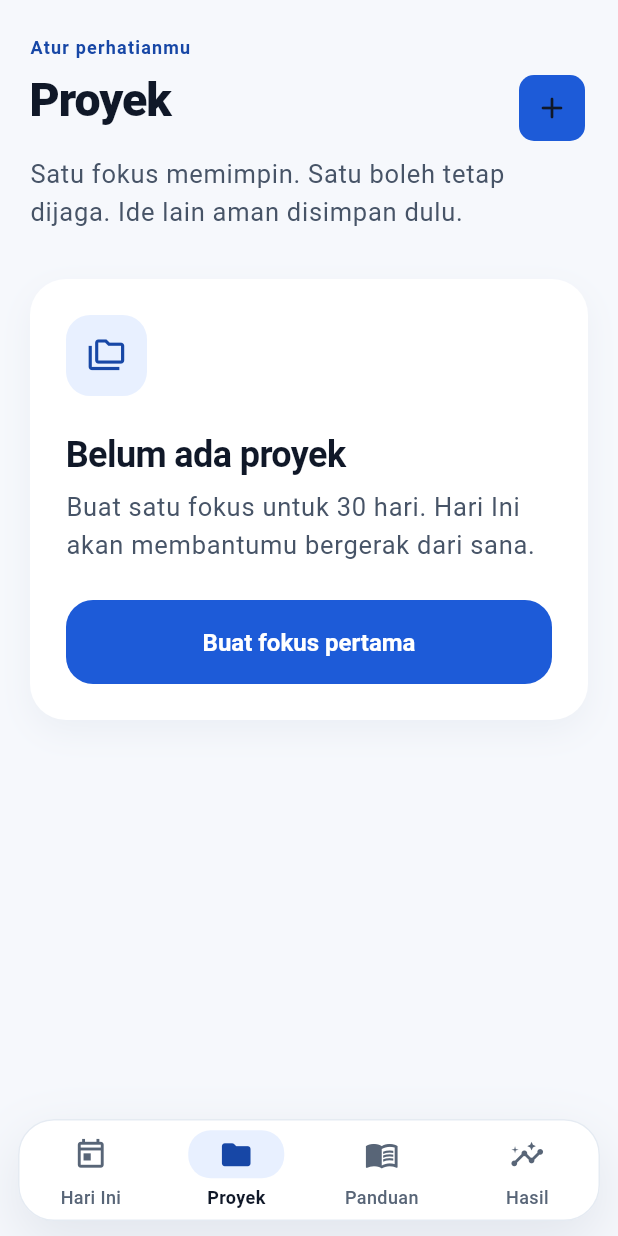
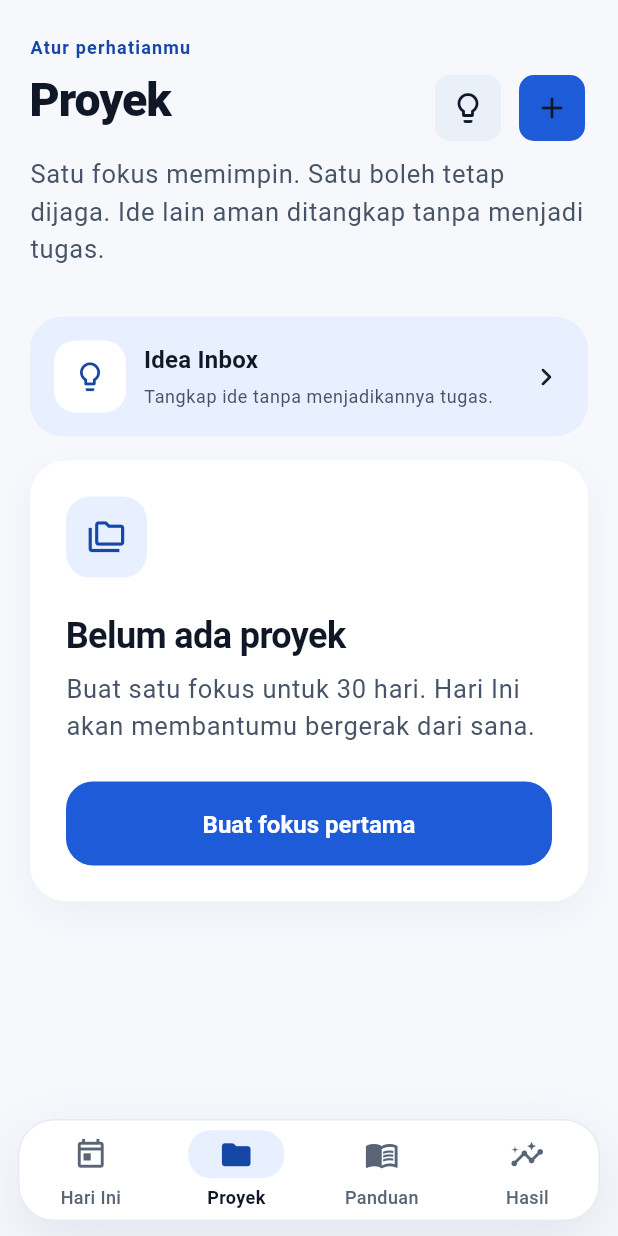
Before and after one commit to kuro-usagi-labs/satu-dulu, a Flutter app: the ProjectsScreen screen opened by its route, on a phone screen of 412 x 824 dp. Run offline on Flutter 3.47's test engine with Material 3 defaults, Android fonts, the phone set to English and light mode, and no system bars; our stand-ins replace drift, drift_flutter, file_picker, flutter_local_notifications, flutter_riverpod, go_router and 1 more; missing offline and left inert: pdfrx; accounts and stored records are empty; generated files the repository leaves out were written again.

Commit message:
feat: integrate Idea Inbox into Projects

```diff
--- a/lib/features/projects/presentation/screens/projects_screen.dart
+++ b/lib/features/projects/presentation/screens/projects_screen.dart
@@ -6,6 +6,7 @@ import 'package:satu_dulu/core/errors/app_exception.dart';
 import 'package:satu_dulu/core/widgets/app_primitives.dart';
 import 'package:satu_dulu/core/widgets/empty_state_card.dart';
 import 'package:satu_dulu/core/widgets/screen_frame.dart';
+import 'package:satu_dulu/features/anti_forget/presentation/controllers/anti_forget_providers.dart';
 import 'package:satu_dulu/features/projects/domain/entities/tracker_models.dart';
 import 'package:satu_dulu/features/projects/presentation/controllers/tracker_providers.dart';
 import 'package:satu_dulu/features/projects/presentation/widgets/project_overview_widgets.dart';
@@ -16,40 +17,64 @@ class ProjectsScreen extends ConsumerWidget {
   @override
   Widget build(BuildContext context, WidgetRef ref) {
     final projects = ref.watch(projectsProvider);
+    final ideaCount = ref.watch(activeIdeasProvider).value?.length ?? 0;
 
     return ScreenFrame(
       eyebrow: 'Atur perhatianmu',
       title: 'Proyek',
       subtitle:
-          'Satu fokus memimpin. Satu boleh tetap dijaga. Ide lain aman disimpan dulu.',
-      trailing: IconButton.filled(
+          'Satu fokus memimpin. Satu boleh tetap dijaga. Ide lain aman ditangkap tanpa menjadi tugas.',
+      trailing: Row(
+        mainAxisSize: MainAxisSize.min,
+        children: [
+          IconButton.filledTonal(
+            onPressed: () => context.push('/ideas'),
+            tooltip: 'Buka Idea Inbox',
+            icon: Badge(
+              isLabelVisible: ideaCount > 0,
+              label: Text('$ideaCount'),
+              child: const Icon(Icons.lightbulb_outline_rounded),
+            ),
+          ),
+          const SizedBox(width: AppSpacing.compact),
+          IconButton.filled(
             onPressed: () => context.push('/projects/new'),
             tooltip: 'Tambah proyek',
             icon: const Icon(Icons.add_rounded),
+          ),
+        ],
       ),
       child: projects.when(
         loading: () => const ProjectsLoading(),
         error: (error, stackTrace) =>
             ProjectsError(onRetry: () => ref.invalidate(projectsProvider)),
         data: (items) => items.isEmpty
-            ? EmptyStateCard(
+            ? Column(
+                crossAxisAlignment: CrossAxisAlignment.stretch,
+                children: [
+                  _IdeaInboxShortcut(count: ideaCount),
+                  const SizedBox(height: AppSpacing.standard),
+                  EmptyStateCard(
                     icon: Icons.folder_copy_outlined,
                     title: 'Belum ada proyek',
                     description:
                         'Buat satu fokus untuk 30 hari. Hari Ini akan membantumu bergerak dari sana.',
                     actionLabel: 'Buat fokus pertama',
                     onAction: () => context.push('/projects/new'),
+                  ),
+                ],
               )
-            : _ProjectsContent(items: items),
+            : _ProjectsContent(items: items, ideaCount: ideaCount),
       ),
     );
   }
 }
 
 class _ProjectsContent extends ConsumerWidget {
-  const _ProjectsContent({required this.items});
+  const _ProjectsContent({required this.items, required this.ideaCount});
 
   final List<Project> items;
+  final int ideaCount;
 
   @override
   Widget build(BuildContext context, WidgetRef ref) {
@@ -60,6 +85,8 @@ class _ProjectsContent extends ConsumerWidget {
     return Column(
       crossAxisAlignment: CrossAxisAlignment.stretch,
       children: [
+        _IdeaInboxShortcut(count: ideaCount),
+        const SizedBox(height: AppSpacing.major),
         if (focus == null)
           NoFocusBanner(onChoose: () => _chooseFocus(context, ref))
         else
@@ -81,7 +108,7 @@ class _ProjectsContent extends ConsumerWidget {
         const SizedBox(height: AppSpacing.major),
         AppSectionHeader(
           title: 'Disimpan dulu',
-          description: 'Ide tetap aman tanpa memecah fokusmu sekarang.',
+          description: 'Proyek tetap aman tanpa memecah fokusmu sekarang.',
           trailing: DecoratedBox(
             decoration: BoxDecoration(
               color: AppColors.surfaceSecondary,
@@ -103,7 +130,7 @@ class _ProjectsContent extends ConsumerWidget {
         ),
         const SizedBox(height: AppSpacing.innerCompact),
         if (parked.isEmpty)
-          const QuietProjectEmpty(label: 'Belum ada ide yang disimpan dulu.')
+          const QuietProjectEmpty(label: 'Belum ada proyek yang disimpan dulu.')
         else
           for (final project in parked) ...[
             ProjectOverviewRow(project: project, quiet: true),
@@ -153,7 +180,7 @@ class _ProjectsContent extends ConsumerWidget {
               ),
               const SizedBox(height: AppSpacing.compact),
               Text(
-                'Proyek ini akan muncul di Hari Ini. Kamu bisa menggantinya nanti.',
+                'Proyek ini akan muncul di Hari Ini. Restart Capsule akan membantu mengembalikan konteksnya.',
                 style: Theme.of(context).textTheme.bodyMedium?.copyWith(
                   color: AppColors.textSecondary,
                 ),
@@ -210,6 +237,7 @@ class _ProjectsContent extends ConsumerWidget {
           );
       ref.invalidate(projectsProvider);
       ref.invalidate(todayProvider);
+      ref.invalidate(antiForgetTodaySupportProvider);
       if (context.mounted) context.go('/today');
     } on AppException catch (error) {
       if (context.mounted) {
@@ -255,7 +283,7 @@ class _ProjectsContent extends ConsumerWidget {
                 number: 3,
                 title: 'Disimpan dulu',
                 description:
-                    'Semua ide lain. Aman untuk nanti dan tidak hilang.',
+                    'Proyek siap dilanjutkan nanti dengan konteks dari Restart Capsule.',
                 isLast: true,
               ),
             ],
@@ -265,3 +293,55 @@ class _ProjectsContent extends ConsumerWidget {
     );
   }
 }
+
+class _IdeaInboxShortcut extends StatelessWidget {
+  const _IdeaInboxShortcut({required this.count});
+
+  final int count;
+
+  @override
+  Widget build(BuildContext context) {
+    return Material(
+      color: AppColors.accentSoft,
+      borderRadius: BorderRadius.circular(AppRadius.card),
+      child: InkWell(
+        onTap: () => context.push('/ideas'),
+        borderRadius: BorderRadius.circular(AppRadius.card),
+        child: Padding(
+          padding: const EdgeInsets.all(AppSpacing.standard),
+          child: Row(
+            children: [
+              const AppIconBadge(
+                icon: Icons.lightbulb_outline_rounded,
+                foreground: AppColors.accentDeep,
+                background: AppColors.surface,
+              ),
+              const SizedBox(width: AppSpacing.innerCompact),
+              Expanded(
+                child: Column(
+                  crossAxisAlignment: CrossAxisAlignment.start,
+                  children: [
+                    Text(
+                      'Idea Inbox',
+                      style: Theme.of(context).textTheme.titleMedium,
+                    ),
+                    const SizedBox(height: AppSpacing.micro),
+                    Text(
+                      count == 0
+                          ? 'Tangkap ide tanpa menjadikannya tugas.'
+                          : '$count ide menunggu keputusan, bukan pengerjaan.',
+                      style: Theme.of(context).textTheme.bodySmall?.copyWith(
+                        color: AppColors.textSecondary,
+                      ),
+                    ),
+                  ],
+                ),
+              ),
+              const Icon(Icons.chevron_right_rounded),
+            ],
+          ),
+        ),
+      ),
+    );
+  }
+}
```
Lines whose indentation alone changed are shown as unchanged.
